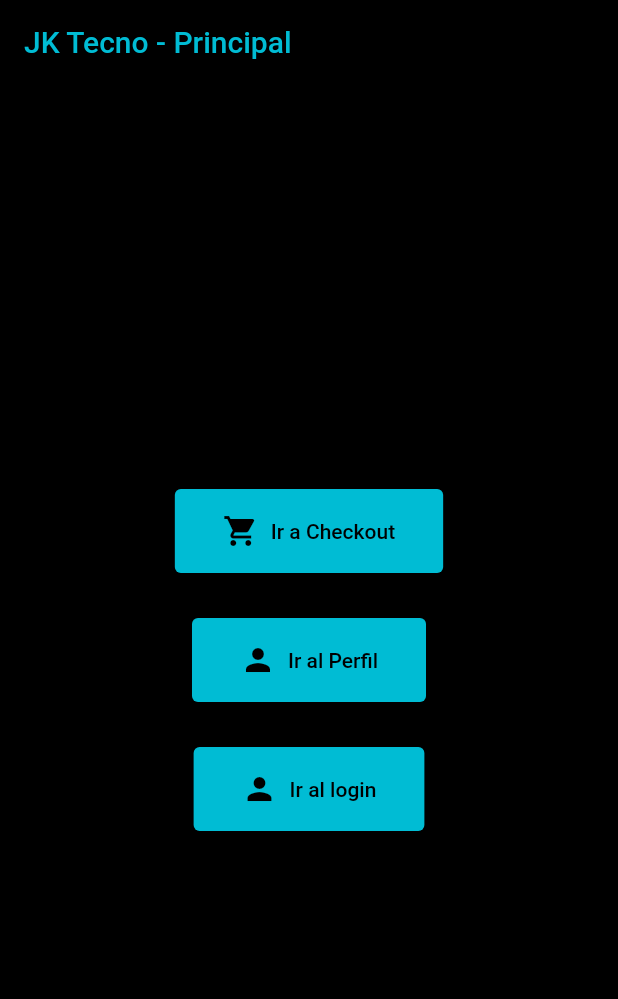
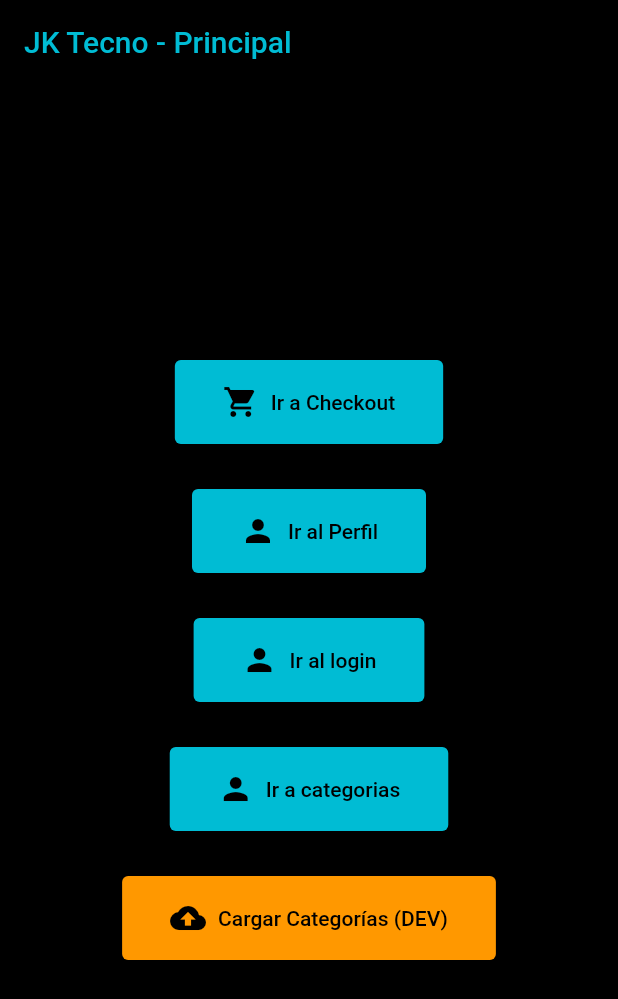
Before and after one commit to CristianG22/accesories_store_flutter, a Flutter app: the TestScreen screen opened by its route, on a phone screen of 412 x 824 dp. Shown: the top 999 px of the screen. Run offline on Flutter 3.47's test engine with Material 3 defaults, Android fonts, the phone set to English and light mode, and no system bars; our stand-ins replace cloud_firestore, firebase_core, go_router; accounts and stored records are empty.

Commit message:
creacion del widget de catalogo, implementando ya firebase para la obtencion de categorias principales, se crea asi mismo tambien la rama pertinente pra el widget

```diff
--- a/lib/core/router/app_router.dart
+++ b/lib/core/router/app_router.dart
@@ -1,6 +1,6 @@
+import 'package:accesories_store/presentation/screens/catalog_screen.dart';
 import 'package:accesories_store/presentation/screens/login_screen.dart';
 import 'package:accesories_store/presentation/screens/main_screen.dart';
-import 'package:flutter/material.dart';
 import 'package:go_router/go_router.dart';
 import '../../presentation/screens/home_screen.dart';
 import '../../presentation/screens/test_screen.dart';
@@ -28,5 +28,9 @@ final GoRouter router = GoRouter(
       path: '/login',
       builder: (context, state) => const LoginScreen(),
     ),
+    GoRoute(
+      path: '/categories',
+      builder: (context, state) => const CategoriesList(),
+    ),
   ],
 );
--- a/lib/entities/product.dart
+++ b/lib/entities/product.dart
@@ -1,13 +1,13 @@
 class Product {
-  final String id;
   final String name;
   final String imageUrl;
   final double price;
+  final bool onSale;
 
   Product({
-    required this.id,
     required this.name,
     required this.imageUrl,
     required this.price,
+    required this.onSale,
   });
 }
--- a/lib/presentation/screens/test_screen.dart
+++ b/lib/presentation/screens/test_screen.dart
@@ -1,3 +1,4 @@
+import 'package:accesories_store/core/services/firestore_seed.dart';
 import 'package:flutter/material.dart';
 import 'package:go_router/go_router.dart';
 
@@ -58,6 +59,44 @@ class TestScreen extends StatelessWidget {
               ),
               onPressed: () => context.push('/login'),
             ),
+
+            const SizedBox(height: 30),
+            ElevatedButton.icon(
+              icon: const Icon(Icons.person),
+              label: const Text('Ir a categorias'),
+              style: ElevatedButton.styleFrom(
+                backgroundColor: Colors.cyan,
+                foregroundColor: Colors.black,
+                padding: const EdgeInsets.symmetric(
+                  horizontal: 32,
+                  vertical: 16,
+                ),
+              ),
+              onPressed: () => context.push('/categories'),
+            ),
+
+            const SizedBox(height: 30),
+
+            ElevatedButton.icon(
+              icon: const Icon(Icons.cloud_upload),
+              label: const Text('Cargar Categorías (DEV)'),
+              style: ElevatedButton.styleFrom(
+                backgroundColor: Colors.orange,
+                foregroundColor: Colors.black,
+                padding: const EdgeInsets.symmetric(
+                  horizontal: 32,
+                  vertical: 16,
+                ),
+              ),
+              onPressed: () async {
+                await cargarCategoriasConProductos();
+                ScaffoldMessenger.of(context).showSnackBar(
+                  const SnackBar(
+                    content: Text('Categorías cargadas (si no existían).'),
+                  ),
+                );
+              },
+            ),
           ],
         ),
       ),
--- a/pubspec.yaml
+++ b/pubspec.yaml
@@ -1,12 +1,16 @@
 name: accesories_store
 description: "A new Flutter project."
-publish_to: 'none'
+publish_to: "none"
 version: 0.1.0
 
 environment:
   sdk: ^3.7.2
 
 dependencies:
+  cloud_firestore: ^5.6.8
+  firebase_auth: ^5.5.4
+  firebase_core: ^3.13.1
+  firebase_storage: ^12.4.6
   flutter:
     sdk: flutter
   flutter_riverpod: ^2.6.1
```
Also changed, not shown: lib/core/services/firestore_seed.dart (added, +36 -0 lines), lib/entities/categorie.dart (added, +9 -0 lines), lib/main.dart (+8 -1 lines), lib/presentation/screens/catalog_screen.dart (added, +105 -0 lines), firebase.json (added), lib/firebase_options.dart (added), pubspec.lock, 6 other files.
